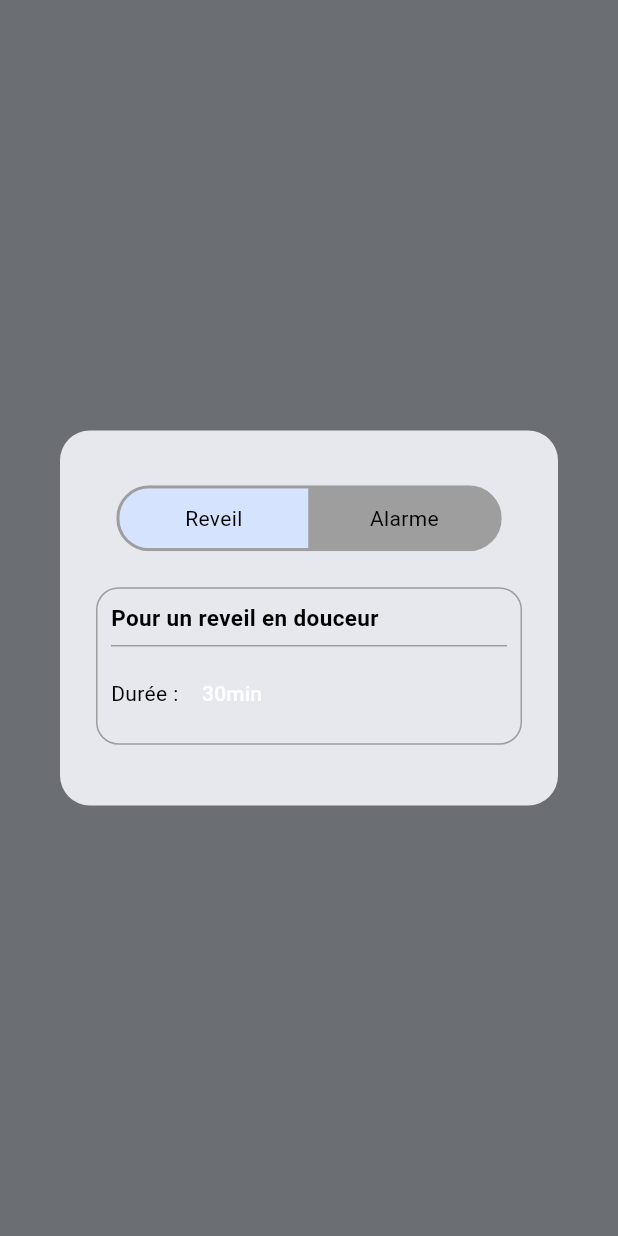
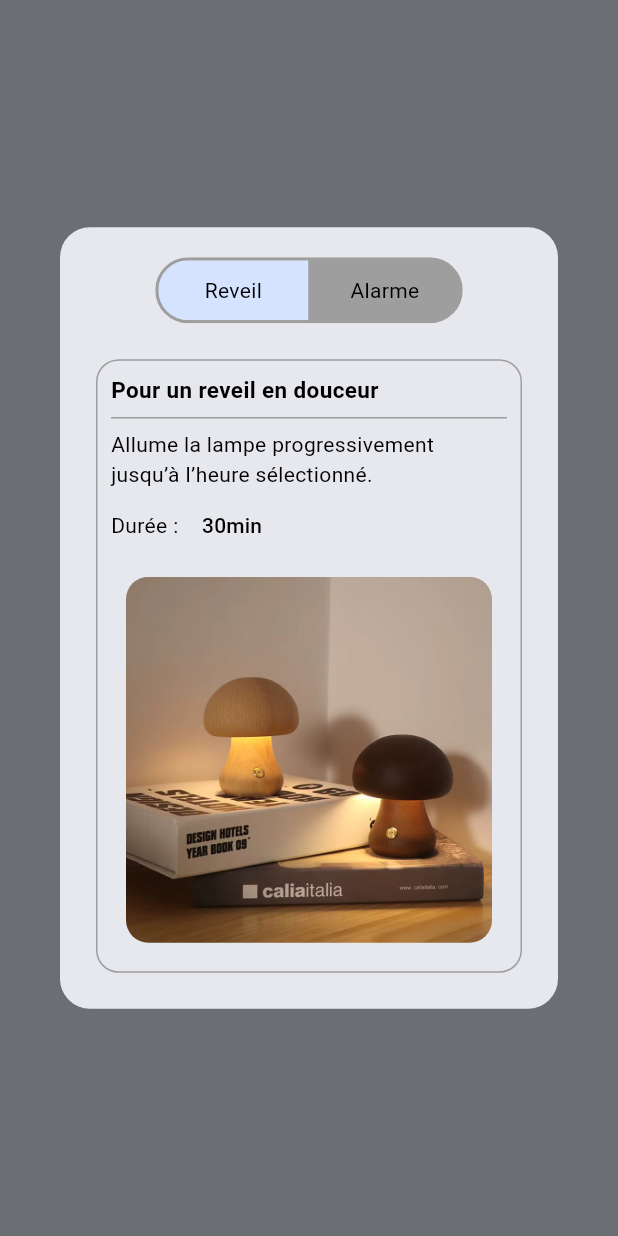
Before and after one commit to AymericROUVRAIS/lumiere, a Flutter app: what showCustomPopup() shows on an empty page, opened directly, on a phone screen of 412 x 824 dp. Run offline on Flutter 3.47's test engine with Material 3 defaults, Android fonts, the phone set to English and light mode, and no system bars; drawn by our look-alikes of toggle_switch; our stand-ins replace flutter_speed_dial, ionicons; missing offline and left inert: interactive_slider.

Commit message:
Added lamp image to the dialog

```diff
--- a/lib/components/alarm_card.dart
+++ b/lib/components/alarm_card.dart
@@ -27,6 +27,9 @@ class _AlarmCardState extends State<AlarmCard> {
   @override
   Widget build(BuildContext context) {
     final dialogCardTheme = Theme.of(context).extension<DialogCardTheme>()!;
+    final cardBorderRadius =
+        (dialogCardTheme.shape as RoundedRectangleBorder).borderRadius;
+
     return Card.outlined(
       color: dialogCardTheme.color,
       shape: dialogCardTheme.shape,
@@ -37,6 +40,10 @@ class _AlarmCardState extends State<AlarmCard> {
           children: [
             Text('Pour un reveil en douceur', style: leadingTextStyle(context)),
             Divider(thickness: 1, color: Colors.grey),
+            Text(
+              'Allume la lampe progressivement jusqu’à l’heure sélectionné.',
+              style: subTextStyle(context),
+            ),
             Row(
               children: [
                 Text('Durée : ', style: subTextStyle(context)),
@@ -53,9 +60,22 @@ class _AlarmCardState extends State<AlarmCard> {
                       },
                     );
                   },
-                  child: Text(formattedTime),
+                  child: Text(formattedTime, style: subTextStyle(context)),
                 ),
               ],
+            ),
+            Padding(
+              padding: const EdgeInsets.all(10.0),
+              child: Center(
+                // ClipRRect to have rounded corners on the image
+                child: ClipRRect(
+                  borderRadius: cardBorderRadius,
+                  child: Image.asset(
+                    'images/mushroom_lamp.jpeg',
+                    fit: BoxFit.cover,
+                  ),
+                ),
+              ),
             ),
           ],
         ),
--- a/lib/functions/alarm_dialog.dart
+++ b/lib/functions/alarm_dialog.dart
@@ -15,25 +15,19 @@ Future<int?> showCustomPopup(BuildContext context, {int initialIndex = 0}) {
       return StatefulBuilder(
         builder: (context, setState) {
           return Dialog(
+            elevation: 16,
             shape: RoundedRectangleBorder(
               borderRadius: BorderRadius.circular(20),
             ),
-            elevation: 16,
-            child: Container(
+            child: Padding(
               padding: const EdgeInsets.all(20),
-              height: 250,
-              child: LayoutBuilder(
-                builder: (context, constraints) {
-                  // The available width inside the dialog
-                  double availableWidth = constraints.maxWidth;
-                  double switchWidth = (availableWidth - 40) / 2;
-
-                  return Column(
-                    mainAxisAlignment: MainAxisAlignment.center,
+              child: IntrinsicHeight(
+                child: Column(
+                  mainAxisSize: MainAxisSize.min, // Wrap content vertically
                   children: [
                     ToggleSwitch(
                       totalSwitches: 2,
-                        minWidth: switchWidth, // dynamically sized width
+                      minWidth: 100,
                       initialLabelIndex: dialogIndex,
                       borderWidth: toggleSwitchTheme.borderWidth,
                       cornerRadius: 50.0,
@@ -50,10 +44,9 @@ Future<int?> showCustomPopup(BuildContext context, {int initialIndex = 0}) {
                       },
                     ),
                     const SizedBox(height: 20),
-                      ?(dialogIndex == 0) ? AlarmCard() : null,
+                    if (dialogIndex == 0) AlarmCard(),
                   ],
-                  );
-                },
+                ),
               ),
             ),
           );
```
Also changed, not shown: images/mushroom_lamp.jpeg (added). Lines whose indentation alone changed are shown as unchanged.
